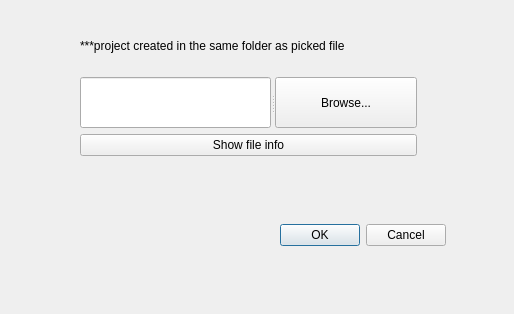
Old version of the form UI/qt4Designer/createProjectDialog.ui in the repository cibr-jyu/meggie.
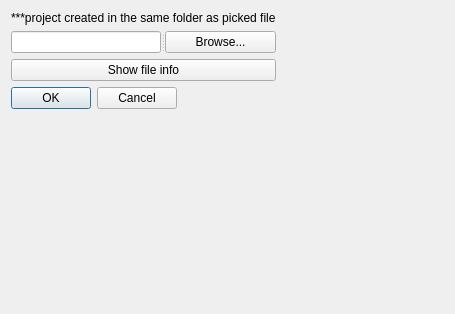
New version of the form.

Commit message: Muutettu main käyttämään AutoConnectia ja korjailtu Ui-objectien nimiä

What changed in the file:
```diff
--- a/UI/qt4Designer/createProjectDialog.ui
+++ b/UI/qt4Designer/createProjectDialog.ui
@@ -9,38 +9,15 @@
    <rect>
     <x>0</x>
     <y>0</y>
-    <width>514</width>
+    <width>455</width>
     <height>314</height>
    </rect>
   </property>
   <property name="windowTitle">
    <string>Create new project</string>
   </property>
-  <widget class="QDialogButtonBox" name="buttonBox">
-   <property name="geometry">
-    <rect>
-     <x>270</x>
-     <y>220</y>
-     <width>176</width>
-     <height>31</height>
-    </rect>
-   </property>
-   <property name="orientation">
-    <enum>Qt::Horizontal</enum>
-   </property>
-   <property name="standardButtons">
-    <set>QDialogButtonBox::Cancel|QDialogButtonBox::Ok</set>
-   </property>
-  </widget>
-  <widget class="QWidget" name="">
-   <property name="geometry">
-    <rect>
-     <x>80</x>
-     <y>20</y>
-     <width>337</width>
-     <height>136</height>
-    </rect>
-   </property>
+  <layout class="QFormLayout" name="formLayout">
+   <item row="0" column="0">
    <layout class="QVBoxLayout" name="verticalLayout">
     <item>
      <widget class="QLabel" name="label">
@@ -70,7 +47,18 @@
      </widget>
     </item>
    </layout>
-  </widget>
+   </item>
+   <item row="1" column="0">
+    <widget class="QDialogButtonBox" name="cancelOkButtonBox">
+     <property name="orientation">
+      <enum>Qt::Horizontal</enum>
+     </property>
+     <property name="standardButtons">
+      <set>QDialogButtonBox::Cancel|QDialogButtonBox::Ok</set>
+     </property>
+    </widget>
+   </item>
+  </layout>
  </widget>
  <resources/>
  <connections>
```
Left out of the diff: 22 changed lines with no effect on the pictures. Lines whose indentation alone changed are shown as unchanged. The commit also changes 4 other files.
